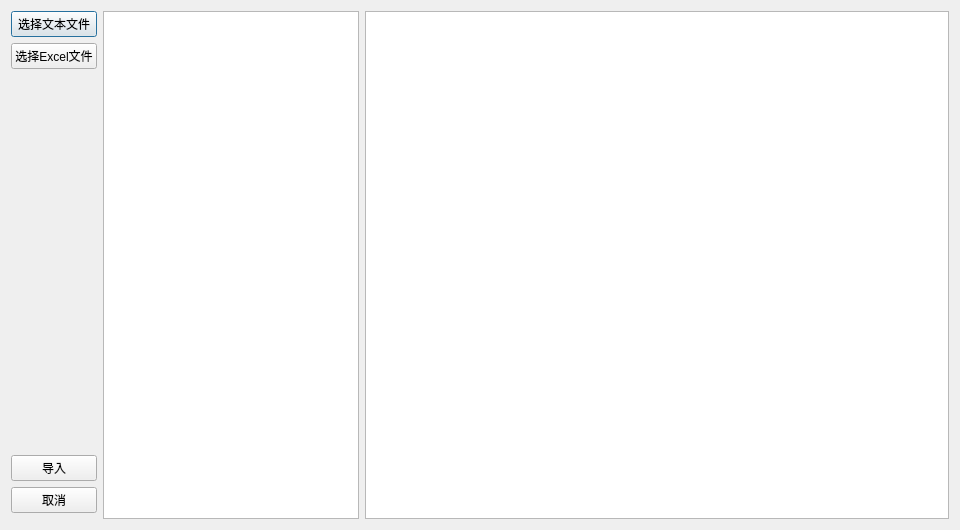
First picture: the form in easytrader/makeorder.ui, repository unit-xx/xfiles, before the edit.
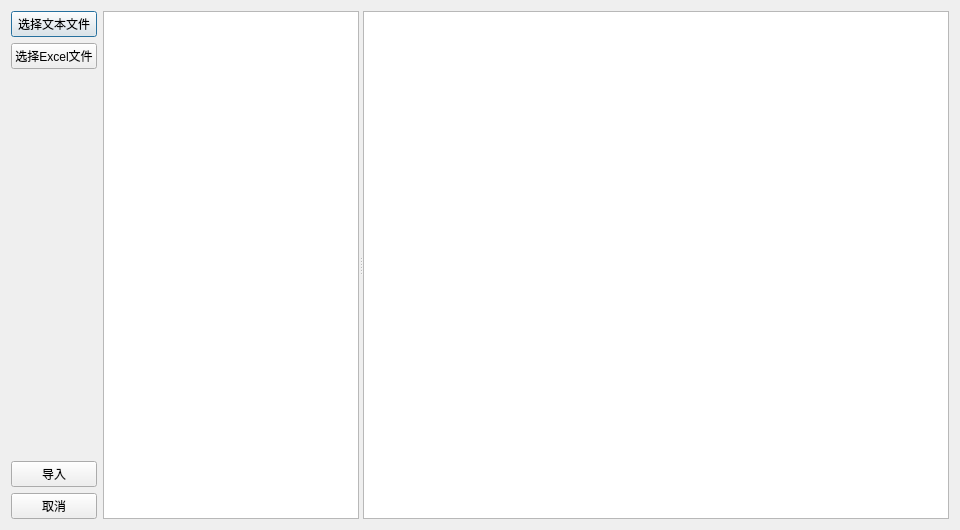
Second picture: the form after the edit.

```diff
--- a/easytrader/makeorder.ui
+++ b/easytrader/makeorder.ui
@@ -21,19 +21,29 @@
      </property>
     </widget>
    </item>
-   <item row="0" column="1" rowspan="6">
-    <widget class="QTableView" name="tableView">
-     <property name="sizePolicy">
-      <sizepolicy hsizetype="Fixed" vsizetype="Expanding">
-       <horstretch>1</horstretch>
-       <verstretch>0</verstretch>
-      </sizepolicy>
+   <item row="0" column="1" rowspan="5">
+    <widget class="QSplitter" name="splitter">
+     <property name="orientation">
+      <enum>Qt::Horizontal</enum>
      </property>
+     <widget class="QTableView" name="tableView">
+      <property name="sizePolicy">
+       <sizepolicy hsizetype="Fixed" vsizetype="Expanding">
+        <horstretch>1</horstretch>
+        <verstretch>0</verstretch>
+       </sizepolicy>
+      </property>
+     </widget>
+     <widget class="QTableView" name="tableView">
+      <property name="sizePolicy">
+       <sizepolicy hsizetype="Expanding" vsizetype="Expanding">
+        <horstretch>5</horstretch>
+        <verstretch>0</verstretch>
+       </sizepolicy>
+      </property>
+     </widget>
     </widget>
    </item>
-   <item row="0" column="2" rowspan="6">
-    <widget class="QTableView" name="tableView"/>
-   </item>
    <item row="1" column="0">
     <widget class="QPushButton" name="pushButton_2">
      <property name="text">
@@ -62,8 +72,8 @@
      </property>
      <property name="sizeHint" stdset="0">
       <size>
-       <width>20</width>
-       <height>40</height>
+       <width>17</width>
+       <height>385</height>
       </size>
      </property>
     </spacer>
```
Left out of the diff: 28 changed lines with no effect on the pictures.
